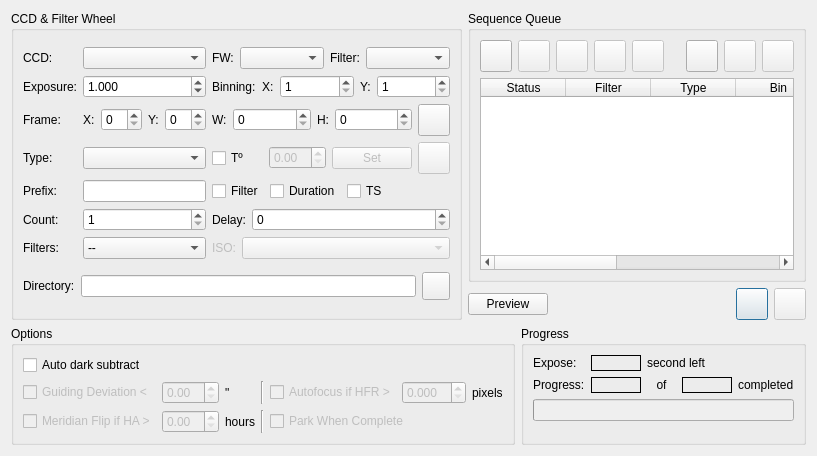
Before: the Qt Designer form kstars/ekos/capture.ui in KDE/kstars, drawn with Qt 5.
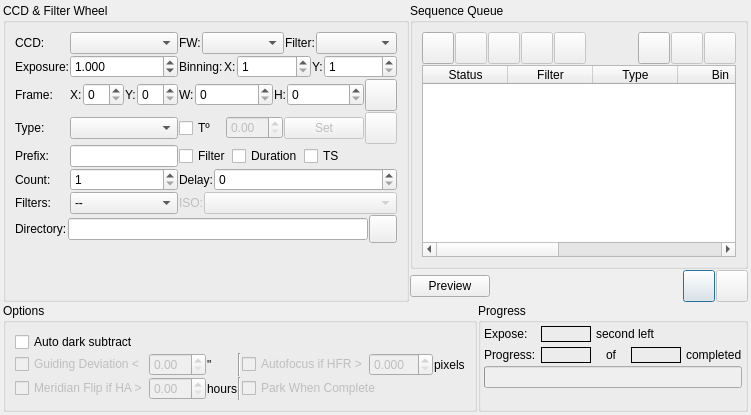
After: the same form once the commit is applied.

Commit message: Remove unused functions, compact GUI

Patch:
```diff
--- a/kstars/ekos/capture.ui
+++ b/kstars/ekos/capture.ui
@@ -6,13 +6,31 @@
    <rect>
     <x>0</x>
     <y>0</y>
-    <width>776</width>
-    <height>449</height>
+    <width>728</width>
+    <height>413</height>
    </rect>
   </property>
   <layout class="QVBoxLayout" name="verticalLayout_3">
+   <property name="spacing">
+    <number>1</number>
+   </property>
+   <property name="leftMargin">
+    <number>3</number>
+   </property>
+   <property name="topMargin">
+    <number>3</number>
+   </property>
+   <property name="rightMargin">
+    <number>3</number>
+   </property>
+   <property name="bottomMargin">
+    <number>3</number>
+   </property>
    <item>
     <layout class="QHBoxLayout" name="horizontalLayout_11">
+     <property name="spacing">
+      <number>1</number>
+     </property>
      <item>
       <widget class="QGroupBox" name="CCDFWGroup">
        <property name="enabled">
@@ -34,8 +52,14 @@
         <string>CCD &amp;&amp; Filter Wheel</string>
        </property>
        <layout class="QVBoxLayout" name="verticalLayout">
+        <property name="spacing">
+         <number>1</number>
+        </property>
         <item>
          <layout class="QGridLayout" name="gridLayout">
+          <property name="spacing">
+           <number>1</number>
+          </property>
           <item row="0" column="0">
            <widget class="QLabel" name="textLabel1_6">
             <property name="toolTip">
@@ -54,6 +78,9 @@
           </item>
           <item row="0" column="2">
            <layout class="QHBoxLayout" name="horizontalLayout_4">
+            <property name="spacing">
+             <number>1</number>
+            </property>
             <item>
              <widget class="QLabel" name="textLabel1_5_3">
               <property name="toolTip">
@@ -139,6 +166,9 @@
           </item>
           <item row="1" column="2">
            <layout class="QHBoxLayout" name="horizontalLayout">
+            <property name="spacing">
+             <number>1</number>
+            </property>
             <item>
              <widget class="QLabel" name="textLabel1_9">
               <property name="toolTip">
@@ -239,6 +269,9 @@
           </item>
           <item row="2" column="1">
            <layout class="QHBoxLayout" name="horizontalLayout_9">
+            <property name="spacing">
+             <number>1</number>
+            </property>
             <item>
              <widget class="QLabel" name="textLabel1_13">
               <property name="toolTip">
@@ -289,6 +322,9 @@
           </item>
           <item row="2" column="2">
            <layout class="QHBoxLayout" name="horizontalLayout_10">
+            <property name="spacing">
+             <number>1</number>
+            </property>
             <item>
              <widget class="QLabel" name="textLabel1_15">
               <property name="toolTip">
@@ -387,6 +423,9 @@
           </item>
           <item row="3" column="2">
            <layout class="QHBoxLayout" name="horizontalLayout_12">
+            <property name="spacing">
+             <number>1</number>
+            </property>
             <item>
              <widget class="QCheckBox" name="temperatureCheck">
               <property name="toolTip">
@@ -490,6 +529,9 @@
           </item>
           <item row="4" column="2">
            <layout class="QHBoxLayout" name="horizontalLayout_16">
+            <property name="spacing">
+             <number>1</number>
+            </property>
             <item>
              <widget class="QCheckBox" name="filterCheck">
               <property name="toolTip">
@@ -572,6 +614,9 @@
           </item>
           <item row="5" column="2">
            <layout class="QHBoxLayout" name="horizontalLayout_3">
+            <property name="spacing">
+             <number>1</number>
+            </property>
             <item>
              <widget class="QLabel" name="textLabel1_8">
               <property name="toolTip">
@@ -627,6 +672,9 @@
           </item>
           <item row="6" column="2">
            <layout class="QHBoxLayout" name="horizontalLayout_2">
+            <property name="spacing">
+             <number>1</number>
+            </property>
             <item>
              <widget class="QLabel" name="ISOLabel">
               <property name="enabled">
@@ -656,6 +704,9 @@
         </item>
         <item>
          <layout class="QHBoxLayout" name="horizontalLayout_8">
+          <property name="spacing">
+           <number>1</number>
+          </property>
           <item>
            <widget class="QLabel" name="textLabel1_18">
             <property name="toolTip">
@@ -699,11 +750,27 @@
           </item>
          </layout>
         </item>
+        <item>
+         <spacer name="verticalSpacer_3">
+          <property name="orientation">
+           <enum>Qt::Vertical</enum>
+          </property>
+          <property name="sizeHint" stdset="0">
+           <size>
+            <width>20</width>
+            <height>40</height>
+           </size>
+          </property>
+         </spacer>
+        </item>
        </layout>
       </widget>
      </item>
      <item>
       <layout class="QVBoxLayout" name="SequenceQueue">
+       <property name="spacing">
+        <number>1</number>
+       </property>
        <item>
         <widget class="QGroupBox" name="groupBox">
          <property name="sizePolicy">
@@ -716,8 +783,14 @@
           <string>Sequence Queue</string>
          </property>
          <layout class="QVBoxLayout" name="verticalLayout_8">
+          <property name="spacing">
+           <number>1</number>
+          </property>
           <item>
            <layout class="QHBoxLayout" name="horizontalLayout_14">
+            <property name="spacing">
+             <number>1</number>
+            </property>
             <item>
              <widget class="QPushButton" name="addToQueueB">
               <property name="minimumSize">
@@ -989,6 +1062,9 @@
        </item>
        <item>
         <layout class="QHBoxLayout" name="horizontalLayout_7">
+         <property name="spacing">
+          <number>1</number>
+         </property>
          <item>
           <widget class="QPushButton" name="previewB">
            <property name="toolTip">
@@ -1082,14 +1158,23 @@
    </item>
    <item>
     <layout class="QHBoxLayout" name="horizontalLayout_13">
+     <property name="spacing">
+      <number>1</number>
+     </property>
      <item>
       <widget class="QGroupBox" name="optionsGroup">
        <property name="title">
         <string>Options</string>
        </property>
        <layout class="QVBoxLayout" name="verticalLayout_2">
+        <property name="spacing">
+         <number>1</number>
+        </property>
         <item>
          <layout class="QHBoxLayout" name="horizontalLayout_5">
+          <property name="spacing">
+           <number>1</number>
+          </property>
           <item>
            <widget class="QCheckBox" name="darkSubCheck">
             <property name="toolTip">
@@ -1120,6 +1205,9 @@
         </item>
         <item>
          <layout class="QGridLayout" name="gridLayout_2">
+          <property name="spacing">
+           <number>1</number>
+          </property>
           <item row="0" column="0">
            <widget class="QCheckBox" name="guideDeviationCheck">
             <property name="enabled">
@@ -1312,10 +1400,31 @@
         <string>Progress</string>
        </property>
        <layout class="QVBoxLayout" name="verticalLayout_7">
+        <property name="spacing">
+         <number>3</number>
+        </property>
+        <property name="leftMargin">
+         <number>3</number>
+        </property>
+        <property name="topMargin">
+         <number>3</number>
+        </property>
+        <property name="rightMargin">
+         <number>3</number>
+        </property>
+        <property name="bottomMargin">
+         <number>3</number>
+        </property>
         <item>
          <layout class="QHBoxLayout" name="horizontalLayout_6">
+          <property name="spacing">
+           <number>1</number>
+          </property>
           <item>
            <layout class="QGridLayout" name="progressLayout">
+            <property name="spacing">
+             <number>5</number>
+            </property>
             <item row="0" column="0">
              <widget class="QLabel" name="progressLabel_3">
               <property name="text">
```
The commit also changes 2 other files.
